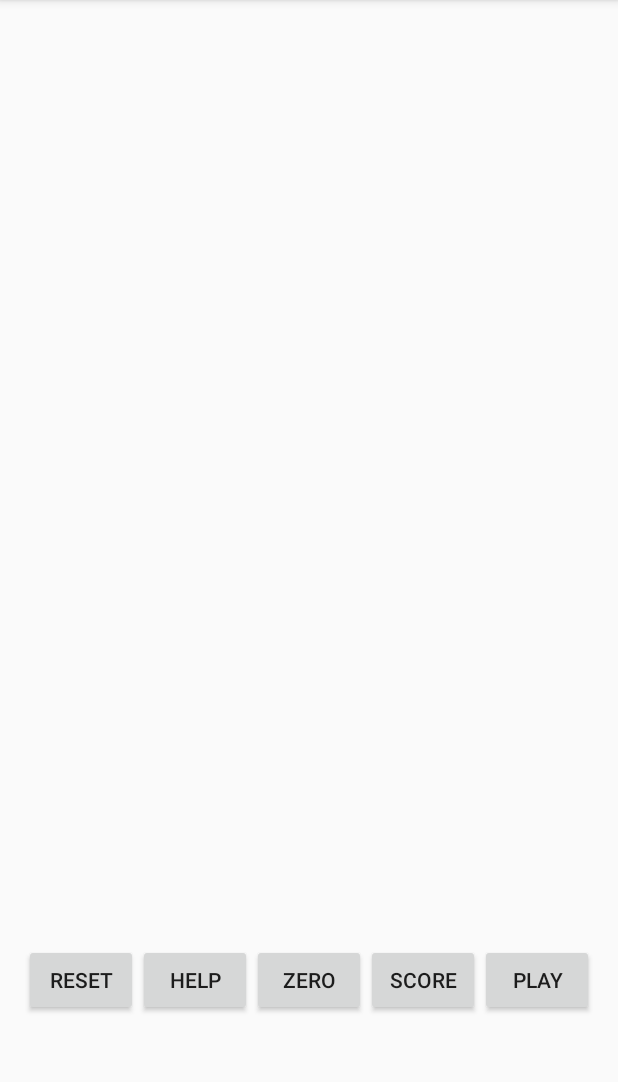
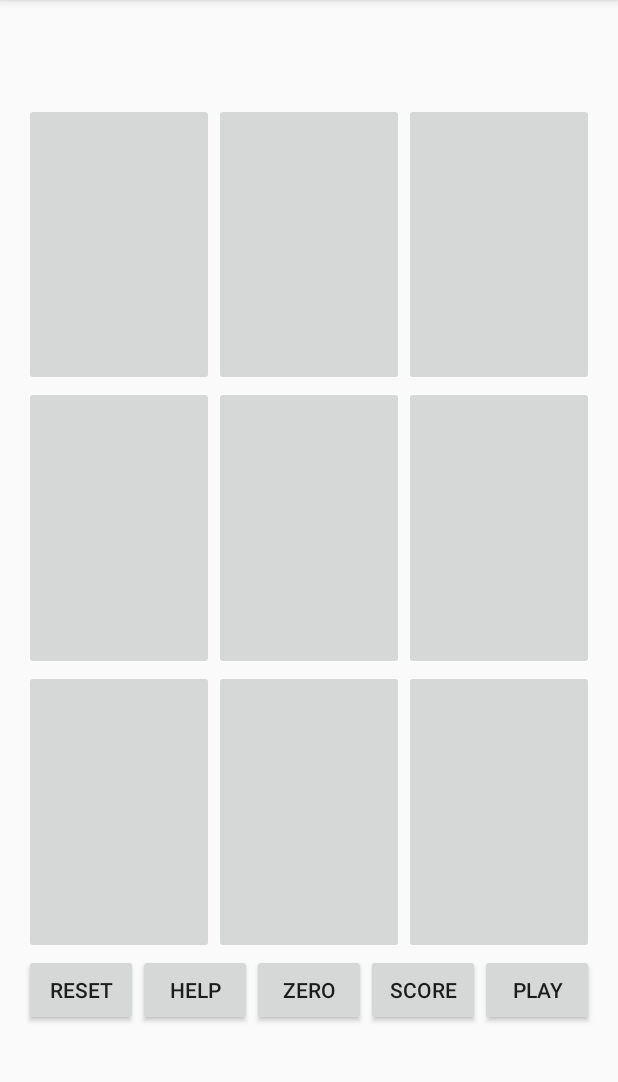
Before and after one commit to thaivuN/TicTacToeAndroid, an Android app: the screen it shows after launch (MainActivity), on a phone screen of 412 x 824 dp, the part 84-1166 px from its top. Run offline under Robolectric (Android 15) with nearby library versions, the phone set to English and light mode, and no system bars.

Commit message:
Fixed Layout

```diff
--- a/app/src/main/res/layout/activity_main.xml
+++ b/app/src/main/res/layout/activity_main.xml
@@ -20,6 +20,76 @@
         android:orientation="horizontal"
         android:layout_height="wrap_content"
         android:layout_weight="15">
+
+        <LinearLayout
+            android:layout_width="wrap_content"
+            android:layout_height="wrap_content"
+            android:layout_weight="1"
+            android:orientation="horizontal">
+            <ImageButton
+                android:id="@+id/box1"
+                android:layout_width="wrap_content"
+                android:layout_height="match_parent"
+                android:layout_weight="1"/>
+            <ImageButton
+                android:id="@+id/box2"
+                android:layout_width="wrap_content"
+                android:layout_height="match_parent"
+                android:layout_weight="1"/>
+            <ImageButton
+                android:id="@+id/box3"
+                android:layout_width="wrap_content"
+                android:layout_height="match_parent"
+                android:layout_weight="1"/>
+        </LinearLayout>
+        <LinearLayout
+
+            android:layout_width="wrap_content"
+            android:layout_height="wrap_content"
+            android:layout_weight="1"
+            android:orientation="horizontal">
+
+            <ImageButton
+                android:id="@+id/box4"
+                android:layout_width="wrap_content"
+                android:layout_height="match_parent"
+                android:layout_weight="1"/>
+            <ImageButton
+                android:id="@+id/box5"
+                android:layout_width="wrap_content"
+                android:layout_height="match_parent"
+                android:layout_weight="1"/>
+            <ImageButton
+                android:id="@+id/box6"
+                android:layout_width="wrap_content"
+                android:layout_height="match_parent"
+                android:layout_weight="1"/>
+
+        </LinearLayout>
+        <LinearLayout
+
+            android:layout_width="wrap_content"
+            android:layout_height="wrap_content"
+            android:layout_weight="1"
+            android:orientation="horizontal">
+
+            <ImageButton
+                android:id="@+id/box7"
+                android:layout_width="wrap_content"
+                android:layout_height="match_parent"
+                android:layout_weight="1"/>
+            <ImageButton
+                android:id="@+id/box8"
+                android:layout_width="wrap_content"
+                android:layout_height="match_parent"
+                android:layout_weight="1"/>
+            <ImageButton
+                android:id="@+id/box9"
+                android:layout_width="wrap_content"
+                android:layout_height="match_parent"
+                android:layout_weight="1"/>
+
+        </LinearLayout>
 
     </TableLayout>
     <LinearLayout
```
